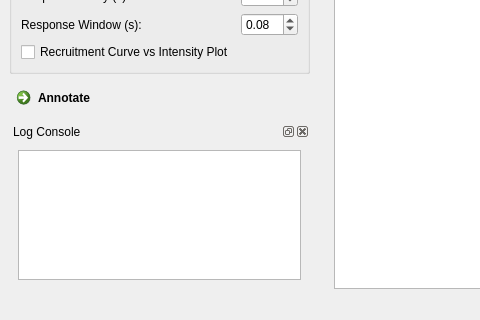
First picture: the form in Resources/EMGViewerGUI.ui, repository chrismullins/MEPViewer, before the edit; both pictures show x 0 to 480 and y 577 to 897 of the 1062 by 897 pixel window.
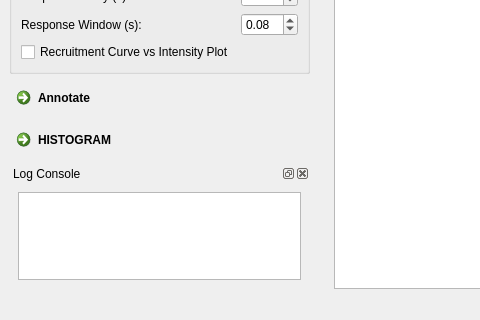
Second picture: the form after the edit. Icons and pictures are not drawn. Custom widgets are drawn as their Qt base class.

Commit message:
Add histogram demo.
This is just a demo so DONT MERGE IT.  Just shows histo
plotting capability, for future integration maybe one day.

```diff
--- a/Resources/EMGViewerGUI.ui
+++ b/Resources/EMGViewerGUI.ui
@@ -238,7 +238,7 @@
        </property>
       </widget>
      </item>
-     <item row="5" column="0">
+     <item row="6" column="0">
       <spacer name="verticalSpacer">
        <property name="orientation">
         <enum>Qt::Vertical</enum>
@@ -406,7 +406,7 @@
        </layout>
       </widget>
      </item>
-     <item row="6" column="0">
+     <item row="7" column="0">
       <widget class="QDockWidget" name="dockWidget_2">
        <property name="windowTitle">
         <string>Log Console</string>
@@ -424,6 +424,13 @@
        </widget>
       </widget>
      </item>
+     <item row="5" column="0">
+      <widget class="QCommandLinkButton" name="histogramButton">
+       <property name="text">
+        <string>HISTOGRAM</string>
+       </property>
+      </widget>
+     </item>
     </layout>
    </widget>
   </widget>
```
The commit also changes 2 other files.
